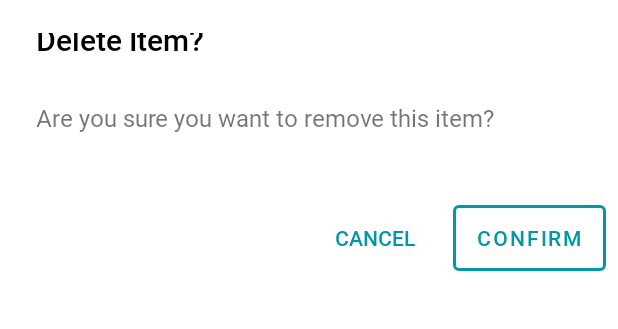
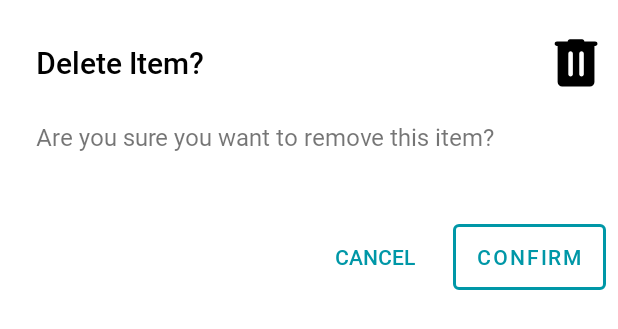
Before and after one commit to BrandedNomad/MyFreezerAndroid, an Android app: the layout delete_confirmation.xml on its own in the app's theme, with its tools: preview values and no code run, on a phone screen of 412 x 824 dp. Shown: the top 329 px of the screen. Run offline under Robolectric (Android 15) with nearby library versions, the phone set to English and light mode, and no system bars.

Commit message:
MYF-8 refactor: updated the icons on the confirmation and edit dialogs

```diff
--- a/app/src/main/res/layout/delete_confirmation.xml
+++ b/app/src/main/res/layout/delete_confirmation.xml
@@ -19,6 +19,7 @@
             android:layout_width="match_parent"
             android:layout_height="wrap_content"
             android:orientation="horizontal"
+            android:layout_marginBottom="@dimen/confirmation_modal_title_bottom_margin"
             android:gravity="center_vertical">
             <TextView
                 android:layout_width="wrap_content"
@@ -26,7 +27,12 @@
                 android:text="@string/dialogue_delete_title"
                 android:textColor="@color/on_primary"
                 style="@style/heading_6"
-                android:layout_marginBottom="@dimen/confirmation_modal_title_bottom_margin"/>
+                android:layout_weight="2"/>
+            <ImageView
+                android:layout_width="@dimen/icon_l"
+                android:layout_height="@dimen/icon_l"
+                android:src="@drawable/delete_filled"
+                app:tint="@color/black" />
         </LinearLayout>
         <LinearLayout
             android:layout_width="match_parent"
--- a/app/src/main/res/layout/edit_freezer_item.xml
+++ b/app/src/main/res/layout/edit_freezer_item.xml
@@ -27,7 +27,7 @@
             <ImageView
                 android:layout_width="@dimen/icon_l"
                 android:layout_height="@dimen/icon_l"
-                android:src="@drawable/add"
+                android:src="@drawable/edit"
                 app:tint="@color/black" />
         </LinearLayout>
         <LinearLayout
```
